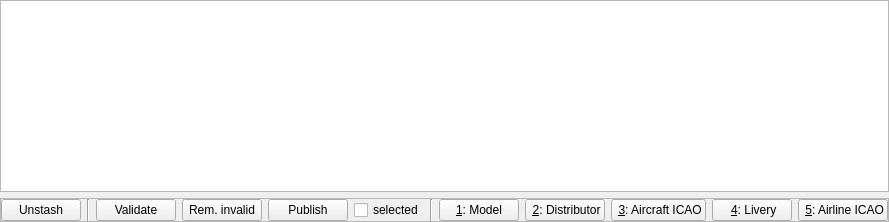
swift-project/pilotclient, file src/blackgui/components/dbstashcomponent.ui: the form before one commit.
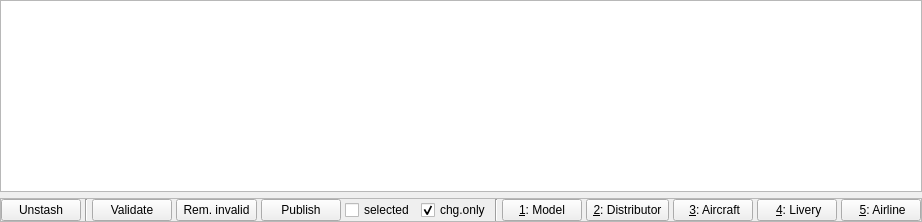
The form after the commit. Custom widgets are drawn as their Qt base class.

Commit message:
Ref T117, check equal models before publishing
* checkbox, check can be disabled
* context menu to display changed attributes in popup

```diff
--- a/src/blackgui/components/dbstashcomponent.ui
+++ b/src/blackgui/components/dbstashcomponent.ui
@@ -6,7 +6,7 @@
    <rect>
     <x>0</x>
     <y>0</y>
-    <width>860</width>
+    <width>910</width>
     <height>222</height>
    </rect>
   </property>
@@ -47,7 +47,7 @@
      <property name="frameShadow">
       <enum>QFrame::Raised</enum>
      </property>
-     <layout class="QHBoxLayout" name="hl_StashHandling">
+     <layout class="QGridLayout" name="gl_StashHandling">
       <property name="leftMargin">
        <number>0</number>
       </property>
@@ -60,94 +60,134 @@
       <property name="bottomMargin">
        <number>0</number>
       </property>
-      <item>
+      <property name="horizontalSpacing">
+       <number>4</number>
+      </property>
+      <item row="0" column="10">
+       <widget class="QPushButton" name="pb_Livery">
+        <property name="text">
+         <string> &amp;4: Livery</string>
+        </property>
+       </widget>
+      </item>
+      <item row="0" column="11">
+       <widget class="QPushButton" name="pb_AirlineIcao">
+        <property name="toolTip">
+         <string>Airline ICAO</string>
+        </property>
+        <property name="text">
+         <string> &amp;5: Airline</string>
+        </property>
+       </widget>
+      </item>
+      <item row="0" column="0">
        <widget class="QPushButton" name="pb_Unstash">
         <property name="text">
          <string>Unstash</string>
         </property>
        </widget>
       </item>
-      <item>
-       <widget class="Line" name="line_Sep1">
-        <property name="orientation">
-         <enum>Qt::Vertical</enum>
-        </property>
-       </widget>
-      </item>
-      <item>
+      <item row="0" column="2">
        <widget class="QPushButton" name="pb_Validate">
         <property name="text">
          <string>Validate</string>
         </property>
        </widget>
       </item>
-      <item>
-       <widget class="QPushButton" name="pb_RemoveInvalid">
-        <property name="toolTip">
-         <string>Remove invalid models</string>
-        </property>
-        <property name="text">
-         <string>Rem. invalid</string>
-        </property>
-       </widget>
-      </item>
-      <item>
+      <item row="0" column="4">
        <widget class="QPushButton" name="pb_Publish">
         <property name="text">
          <string>Publish</string>
         </property>
        </widget>
       </item>
-      <item>
-       <widget class="QCheckBox" name="cb_SelectedOnly">
-        <property name="toolTip">
-         <string>selected models only</string>
-        </property>
-        <property name="text">
-         <string>selected</string>
-        </property>
-       </widget>
-      </item>
-      <item>
-       <widget class="Line" name="line_Sep2">
-        <property name="orientation">
-         <enum>Qt::Vertical</enum>
-        </property>
-       </widget>
-      </item>
-      <item>
+      <item row="0" column="7">
        <widget class="QPushButton" name="pb_Model">
         <property name="text">
          <string>&amp;1: Model</string>
         </property>
        </widget>
       </item>
-      <item>
+      <item row="0" column="8">
        <widget class="QPushButton" name="pb_Distributor">
         <property name="text">
-         <string> &amp;2: Distributor</string>
+         <string> &amp;2: Distributor </string>
         </property>
        </widget>
       </item>
-      <item>
+      <item row="0" column="1">
+       <widget class="Line" name="line_Sep1">
+        <property name="orientation">
+         <enum>Qt::Vertical</enum>
+        </property>
+       </widget>
+      </item>
+      <item row="0" column="3">
+       <widget class="QPushButton" name="pb_RemoveInvalid">
+        <property name="toolTip">
+         <string>Remove invalid models</string>
+        </property>
+        <property name="text">
+         <string> Rem. invalid </string>
+        </property>
+       </widget>
+      </item>
+      <item row="0" column="6">
+       <widget class="Line" name="line_Sep2">
+        <property name="orientation">
+         <enum>Qt::Vertical</enum>
+        </property>
+       </widget>
+      </item>
+      <item row="0" column="9">
        <widget class="QPushButton" name="pb_AircraftIcao">
-        <property name="text">
-         <string> &amp;3: Aircraft ICAO</string>
+        <property name="toolTip">
+         <string>Aircraft ICAO</string>
         </property>
-       </widget>
-      </item>
-      <item>
-       <widget class="QPushButton" name="pb_Livery">
         <property name="text">
-         <string> &amp;4: Livery</string>
+         <string> &amp;3: Aircraft</string>
         </property>
        </widget>
       </item>
-      <item>
-       <widget class="QPushButton" name="pb_AirlineIcao">
-        <property name="text">
-         <string> &amp;5: Airline ICAO</string>
-        </property>
+      <item row="0" column="5">
+       <widget class="QWidget" name="wi_CheckBoxes" native="true">
+        <layout class="QHBoxLayout" name="hl_CheckBoxes">
+         <property name="leftMargin">
+          <number>0</number>
+         </property>
+         <property name="topMargin">
+          <number>0</number>
+         </property>
+         <property name="rightMargin">
+          <number>0</number>
+         </property>
+         <property name="bottomMargin">
+          <number>0</number>
+         </property>
+         <item>
+          <widget class="QCheckBox" name="cb_SelectedOnly">
+           <property name="toolTip">
+            <string>selected models only</string>
+           </property>
+           <property name="text">
+            <string>selected</string>
+           </property>
+          </widget>
+         </item>
+         <item>
+          <widget class="QCheckBox" name="cb_ChangedOnly">
+           <property name="toolTip">
+            <string>changed only</string>
+           </property>
+           <property name="text">
+            <string>chg.only</string>
+           </property>
+           <property name="checked">
+            <bool>true</bool>
+           </property>
+          </widget>
+         </item>
+        </layout>
        </widget>
       </item>
      </layout>
```
Left out of the diff: 1 changed line with no effect on the pictures. The commit also changes 4 other files.
